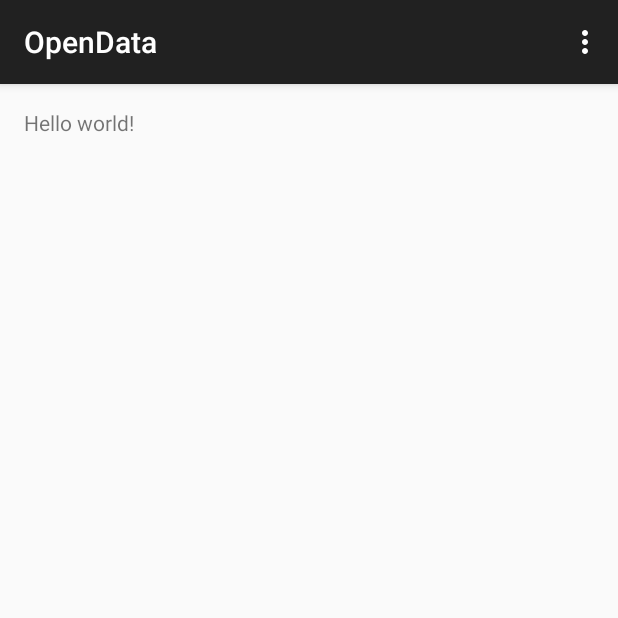
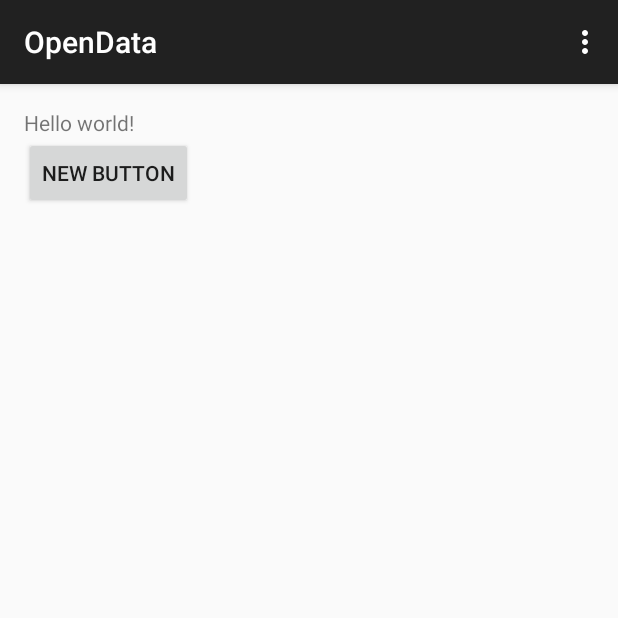
Before and after one commit to timsade/OpenData, an Android app: the screen it shows after launch (MainActivity), on a phone screen of 412 x 824 dp, the top half of it. Run offline under Robolectric (Android 15) with nearby library versions, the light colour scheme and no system bars.

Commit message:
AJout boutton youpi !!!

```diff
--- a/app/src/main/res/layout/activity_main.xml
+++ b/app/src/main/res/layout/activity_main.xml
@@ -11,6 +11,16 @@
     <TextView
         android:text="@string/hello_world"
         android:layout_width="wrap_content"
-        android:layout_height="wrap_content" />
+        android:layout_height="wrap_content"
+        android:id="@+id/textView" />
+
+    <Button
+        android:layout_width="wrap_content"
+        android:layout_height="wrap_content"
+        android:text="New Button"
+        android:id="@+id/button"
+        android:layout_below="@+id/textView"
+        android:layout_alignParentLeft="true"
+        android:layout_alignParentStart="true" />
 
 </RelativeLayout>
```
